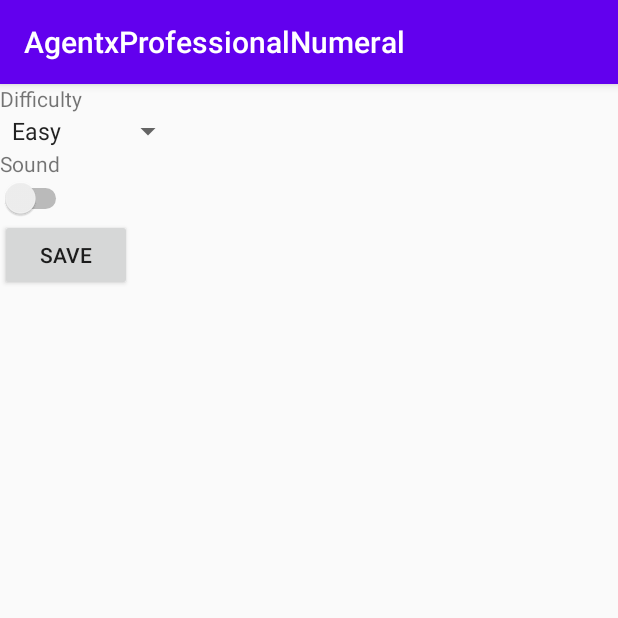
After one commit to ShaneRing11/AgentxProfessionalNumeral, an Android app: the SettingsActivity screen opened directly, with no data from a screen before it, on a phone screen of 412 x 824 dp, the top half of it. The commit adds this screen. Run offline under Robolectric (Android 15) with nearby library versions, the phone set to English and light mode, and no system bars; 2 statements that could not run were skipped.

Commit message:
Add time bonus to scoring system Add main menu Add settings screen

```diff
--- a/app/src/main/AndroidManifest.xml
+++ b/app/src/main/AndroidManifest.xml
@@ -9,7 +9,8 @@
         android:roundIcon="@mipmap/ic_launcher_round"
         android:supportsRtl="true"
         android:theme="@style/AppTheme">
-        <activity android:name=".GameActivity"></activity>
+        <activity android:name=".SettingsActivity"></activity>
+        <activity android:name=".GameActivity" />
         <activity android:name=".MainActivity">
             <intent-filter>
                 <action android:name="android.intent.action.MAIN" />
--- a/app/src/main/java/au/edu/jcu/cp3406/agentxprofessionalnumeral/GameActivity.java
+++ b/app/src/main/java/au/edu/jcu/cp3406/agentxprofessionalnumeral/GameActivity.java
@@ -4,7 +4,11 @@ import androidx.appcompat.app.AppCompatActivity;
 
 import android.os.Bundle;
 
+import au.edu.jcu.cp3406.agentxprofessionalnumeral.Game.Difficulty;
+
 public class GameActivity extends AppCompatActivity {
+
+    public static final String EXTRA_DIFFICULTY = "MEDIUM";
 
     @Override
     protected void onCreate(Bundle savedInstanceState) {
--- /dev/null
+++ b/app/src/main/res/layout/activity_settings.xml
@@ -0,0 +1,36 @@
+<?xml version="1.0" encoding="utf-8"?>
+<LinearLayout
+    xmlns:android="http://schemas.android.com/apk/res/android"
+    xmlns:tools="http://schemas.android.com/tools"
+    android:layout_width="match_parent"
+    android:layout_height="match_parent"
+    android:orientation="vertical"
+    tools:context=".SettingsActivity">
+
+    <TextView
+        android:layout_width="wrap_content"
+        android:layout_height="wrap_content"
+        android:text="@string/difficulty" />
+
+    <Spinner
+        android:id="@+id/difficulty"
+        android:layout_width="wrap_content"
+        android:layout_height="wrap_content"
+        android:entries="@array/difficulties" />
+
+    <TextView
+        android:layout_width="wrap_content"
+        android:layout_height="wrap_content"
+        android:text="@string/sound" />
+
+    <Switch
+        android:id="@+id/playSound"
+        android:layout_width="wrap_content"
+        android:layout_height="wrap_content" />
+
+    <Button
+        android:layout_width="wrap_content"
+        android:layout_height="wrap_content"
+        android:text="@string/save"
+        android:onClick="saveClicked" />
+</LinearLayout>
--- a/app/src/main/res/values/strings.xml
+++ b/app/src/main/res/values/strings.xml
@@ -3,4 +3,18 @@
 
     <!-- TODO: Remove or change this placeholder text -->
     <string name="hello_blank_fragment">Hello blank fragment</string>
+    <string name="title">Agent X</string>
+    <string name="subtitle">Professional Numeral</string>
+    <string name="play">Play</string>
+    <string name="settings">Settings</string>
+    <string name="high_scores">High Scores</string>
+    <string name="difficulty">Difficulty</string>
+    <string name="sound">Sound</string>
+    <string name="save">Save</string>
+    <array name="difficulties">
+        <item>Easy</item>
+        <item>Medium</item>
+        <item>Hard</item>
+        <item>Expert</item>
+    </array>
 </resources>
```
Also changed, not shown: app/src/main/java/au/edu/jcu/cp3406/agentxprofessionalnumeral/Game/Game.java (+18 -5 lines), app/src/main/java/au/edu/jcu/cp3406/agentxprofessionalnumeral/MainActivity.java (+57 -0 lines), app/src/main/java/au/edu/jcu/cp3406/agentxprofessionalnumeral/SettingsActivity.java (added, +82 -0 lines), app/src/main/res/layout/activity_main.xml (+35 -8 lines).
